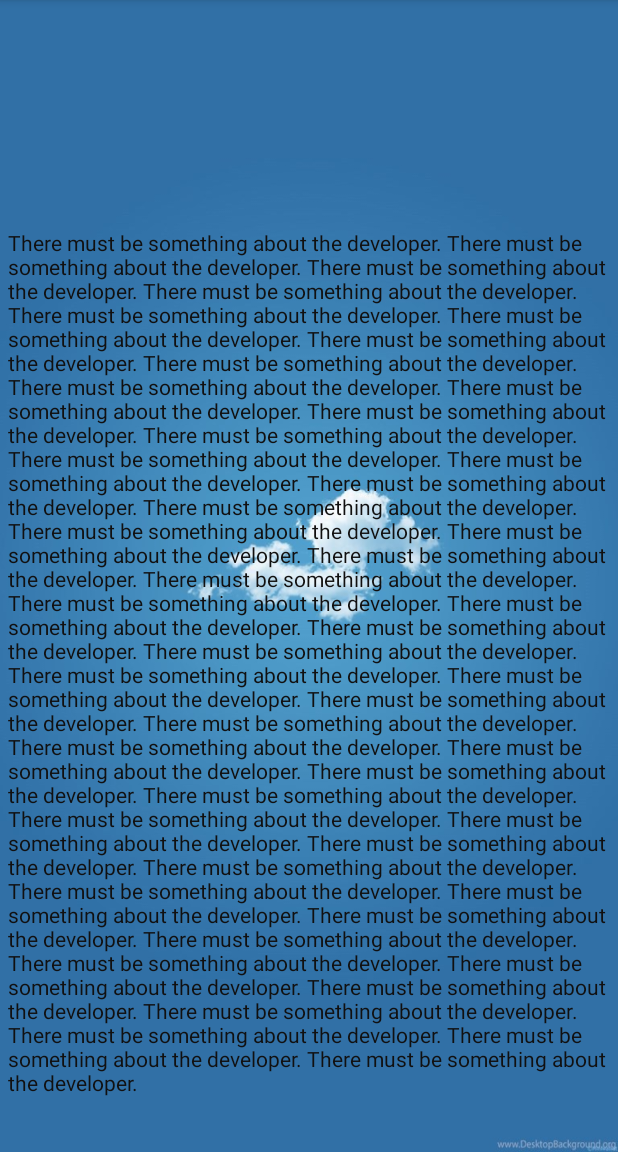
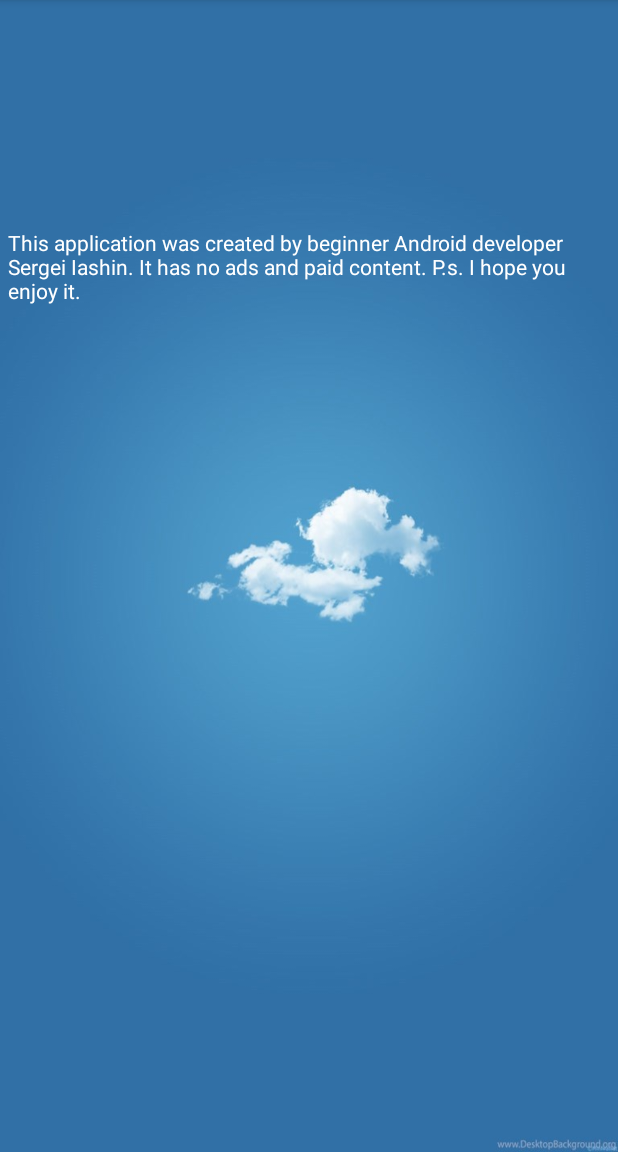
Before and after one commit to YashinSergey/WeatherApplication, an Android app: the fragment AboutApplicationFragment placed in its activity, on a phone screen of 412 x 824 dp, the part 84-1236 px from its top. Run offline under Robolectric (Android 15) with nearby library versions, the phone set to English and light mode, and no system bars; libraries missing offline, so code that uses them is left out: com.facebook.drawee; plain views replace SimpleDraweeView; 4 statements that could not run were skipped.

Commit message:
Fragment about developer replaced by fragment  about application

```diff
--- a/app/src/main/java/com/example/weatherapplication/activities/WeatherActivity.java
+++ b/app/src/main/java/com/example/weatherapplication/activities/WeatherActivity.java
@@ -14,10 +14,9 @@ import android.text.InputType;
 import android.view.Menu;
 import android.view.MenuItem;
 import android.widget.EditText;
-import android.widget.LinearLayout;
 
 import com.example.weatherapplication.R;
-import com.example.weatherapplication.fragments.AboutDeveloperFragment;
+import com.example.weatherapplication.fragments.AboutApplicationFragment;
 import com.example.weatherapplication.fragments.FeedbackFragment;
 import com.example.weatherapplication.fragments.SettingsFragment;
 import com.example.weatherapplication.fragments.WeatherFragment;
@@ -30,7 +29,7 @@ public class WeatherActivity extends BaseActivity implements NavigationView.OnNa
 
     private CityPreference cityPreference;
     private SettingsFragment settingsFragment;
-    private AboutDeveloperFragment aboutDeveloperFragment;
+    private AboutApplicationFragment aboutDeveloperFragment;
     private FeedbackFragment feedbackFragment;
     private WeatherFragment weatherFragment;
     private DrawerLayout drawer;
@@ -52,7 +51,7 @@ public class WeatherActivity extends BaseActivity implements NavigationView.OnNa
             replaceFragment(weatherFragment);
         }
         settingsFragment = new SettingsFragment();
-        aboutDeveloperFragment = new AboutDeveloperFragment();
+        aboutDeveloperFragment = new AboutApplicationFragment();
         feedbackFragment = new FeedbackFragment();
     }
 
--- a/app/src/main/java/com/example/weatherapplication/fragments/AboutDeveloperFragment.java
+++ b/app/src/main/java/com/example/weatherapplication/fragments/AboutApplicationFragment.java
@@ -1,7 +1,6 @@
 package com.example.weatherapplication.fragments;
 
 import android.annotation.SuppressLint;
-import android.graphics.Color;
 import android.os.Bundle;
 import android.view.LayoutInflater;
 import android.view.View;
@@ -16,7 +15,7 @@ import com.example.weatherapplication.R;
 import com.example.weatherapplication.activities.WeatherActivity;
 import com.facebook.drawee.view.SimpleDraweeView;
 
-public class AboutDeveloperFragment extends Fragment {
+public class AboutApplicationFragment extends Fragment {
 
     private WeatherActivity activity;
     private TextView textView;
@@ -33,12 +32,11 @@ public class AboutDeveloperFragment extends Fragment {
     @Nullable
     @Override
     public View onCreateView(@NonNull LayoutInflater inflater, @Nullable ViewGroup container, @Nullable Bundle savedInstanceState) {
-        View view = inflater.inflate(R.layout.fragment_about_developer, container, false);
+        View view = inflater.inflate(R.layout.fragment_about_application, container, false);
         init(view);
 
         relativeLayout.setBackground(activity.getApplicationContext().getResources().getDrawable(R.drawable.background_lite));
         if (activity.isDarkTheme()) {
-            textView.setTextColor(Color.WHITE);
             relativeLayout.setBackground(activity.getApplicationContext().getResources().getDrawable(R.drawable.background_dark));
         }
         return view;
--- a/app/src/main/res/layout/fragment_about_developer.xml
+++ b/app/src/main/res/layout/fragment_about_application.xml
@@ -31,10 +31,10 @@
                 android:layout_width="match_parent"
                 android:layout_height="wrap_content"
                 android:paddingStart="5dp"
-                android:paddingEnd="1dp"
+                android:paddingEnd="5dp"
                 android:enabled="false"
                 android:text="@string/about_developer_text"
-                android:textColor="@color/text_color_black"/>
+                android:textColor="@android:color/white"/>
         </androidx.core.widget.NestedScrollView>
 
     </LinearLayout>
--- a/app/src/main/res/menu/activity_main_drawer.xml
+++ b/app/src/main/res/menu/activity_main_drawer.xml
@@ -11,7 +11,7 @@
         <item
             android:id="@+id/about_developer"
             android:icon="@mipmap/perm_identity"
-            android:title="@string/about_developer" />
+            android:title="@string/about_application" />
         <item
             android:id="@+id/settings"
             android:icon="@mipmap/settings_icon"
--- a/app/src/main/res/values/strings.xml
+++ b/app/src/main/res/values/strings.xml
@@ -23,7 +23,7 @@
     <string name="theme">Theme</string>
     <string name="navigation_header">Navigation header</string>
     <string name="developer">Sergey Yashin</string>
-    <string name="about_developer">About developer</string>
+    <string name="about_application">About app</string>
     <string name="feedback">Feedback</string>
     <string name="menu_home">Home</string>
     <string name="open_navigation_drawer">Open navigation drawer</string>
@@ -37,20 +37,6 @@
 
 
 
-    <string name="about_developer_text">There must be something about the developer. There must be something about the developer.
-    There must be something about the developer. There must be something about the developer. There must be something about the developer.
-    There must be something about the developer. There must be something about the developer. There must be something about the developer.
-    There must be something about the developer. There must be something about the developer. There must be something about the developer.
-    There must be something about the developer. There must be something about the developer. There must be something about the developer.
-    There must be something about the developer. There must be something about the developer. There must be something about the developer.
-    There must be something about the developer. There must be something about the developer. There must be something about the developer.
-    There must be something about the developer. There must be something about the developer. There must be something about the developer.
-    There must be something about the developer. There must be something about the developer. There must be something about the developer.
-    There must be something about the developer. There must be something about the developer. There must be something about the developer.
-    There must be something about the developer. There must be something about the developer. There must be something about the developer.
-    There must be something about the developer. There must be something about the developer. There must be something about the developer.
-    There must be something about the developer. There must be something about the developer. There must be something about the developer.
-    There must be something about the developer. There must be something about the developer. There must be something about the developer.
-    There must be something about the developer. There must be something about the developer. There must be something about the developer.
-    There must be something about the developer. There must be something about the developer. There must be something about the developer. </string>
+    <string name="about_developer_text">This application was created by beginner Android developer Sergei Iashin. It has no ads and paid content.
+                                        P.s. I hope you enjoy it.</string>
 </resources>
```
Also changed, not shown: app/src/main/res/layout-land/fragment_about_application.xml (renamed from app/src/main/res/layout-land/fragment_about_developer.xml).
